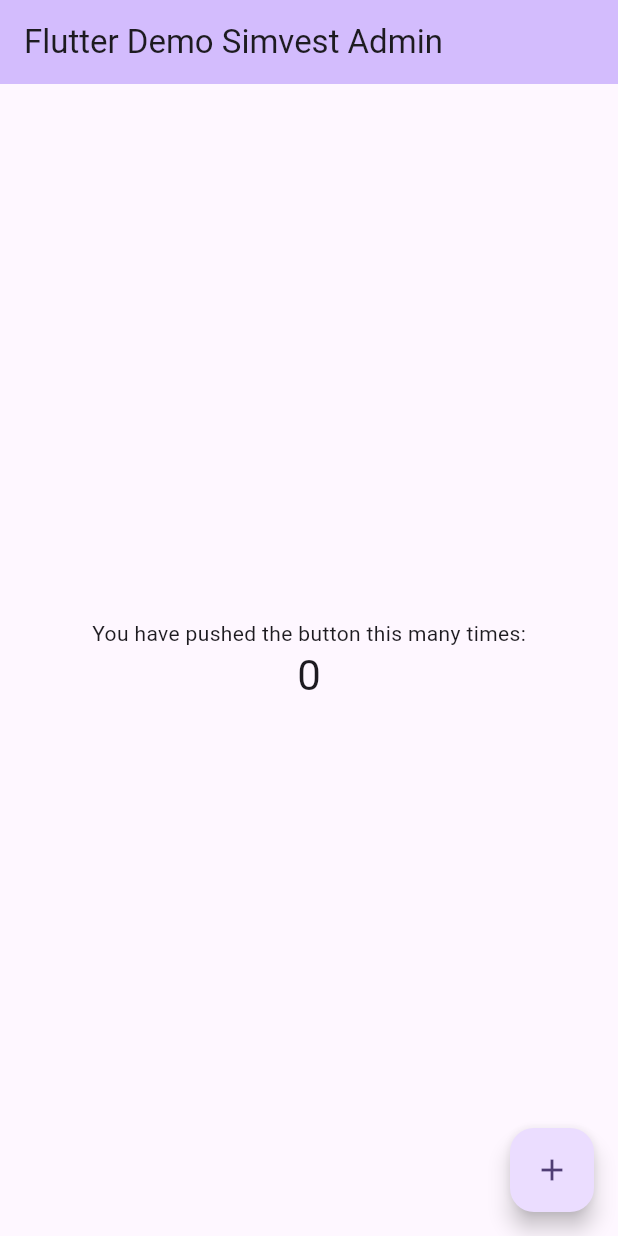
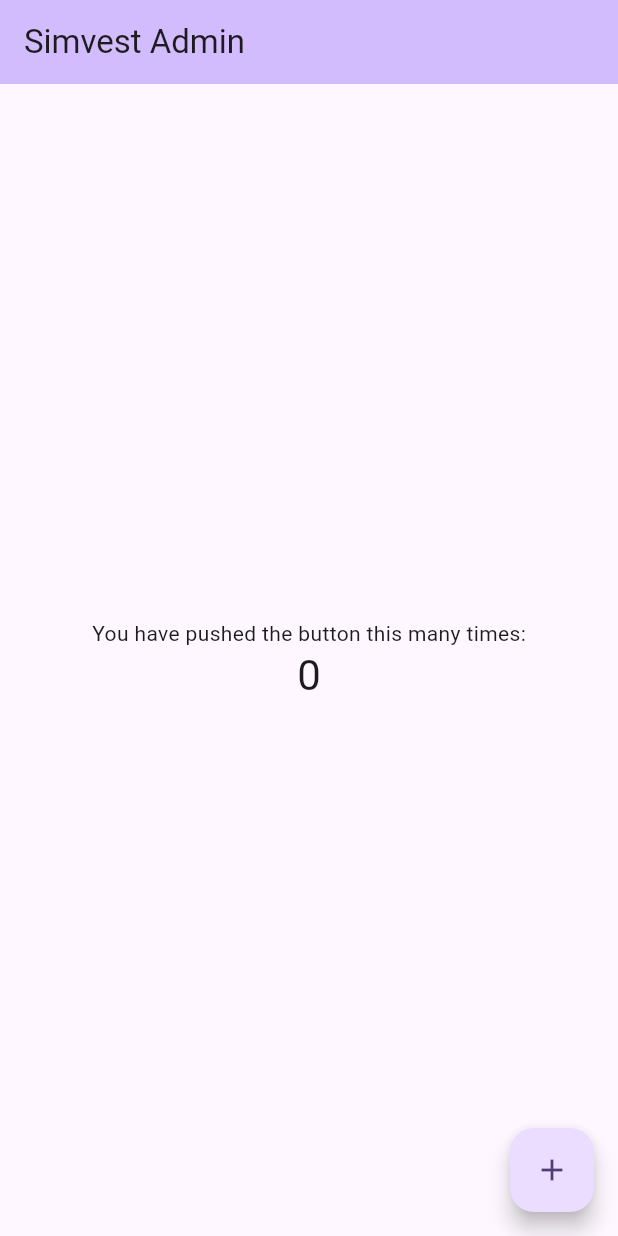
Before and after one commit to FahimTheGreat/Simvest-Admin, a Flutter app: the screen it shows after launch, on a phone screen of 412 x 824 dp. Run offline on Flutter 3.47's test engine with Material 3 defaults, Android fonts, the phone set to English and light mode, and no system bars.

Commit message:
Changed Title

```diff
--- a/lib/main.dart
+++ b/lib/main.dart
@@ -31,7 +31,7 @@ class MyApp extends StatelessWidget {
         colorScheme: ColorScheme.fromSeed(seedColor: Colors.deepPurple),
         useMaterial3: true,
       ),
-      home: const MyHomePage(title: 'Flutter Demo Simvest Admin'),
+      home: const MyHomePage(title: 'Simvest Admin'),
     );
   }
 }
```
